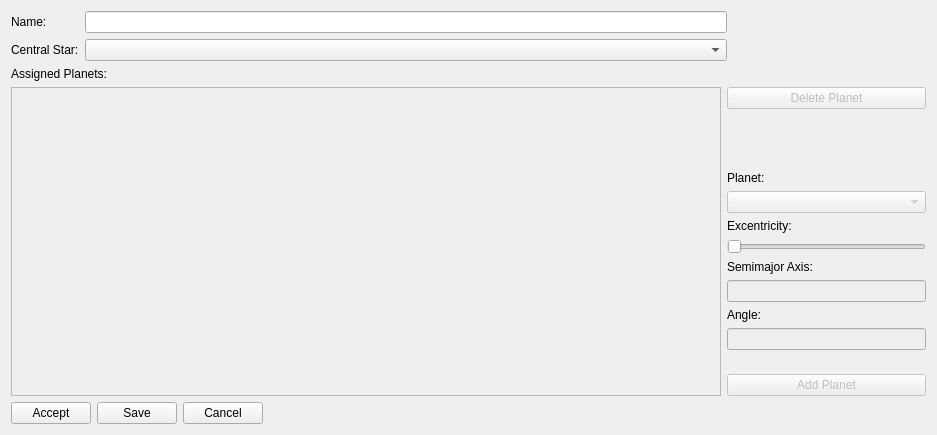
This is forms/solarsystem/solarsystemdetails.ui in fdeitelhoff/SolarSystemSimulation as Qt 5 draws it before an edit. The edited form follows.
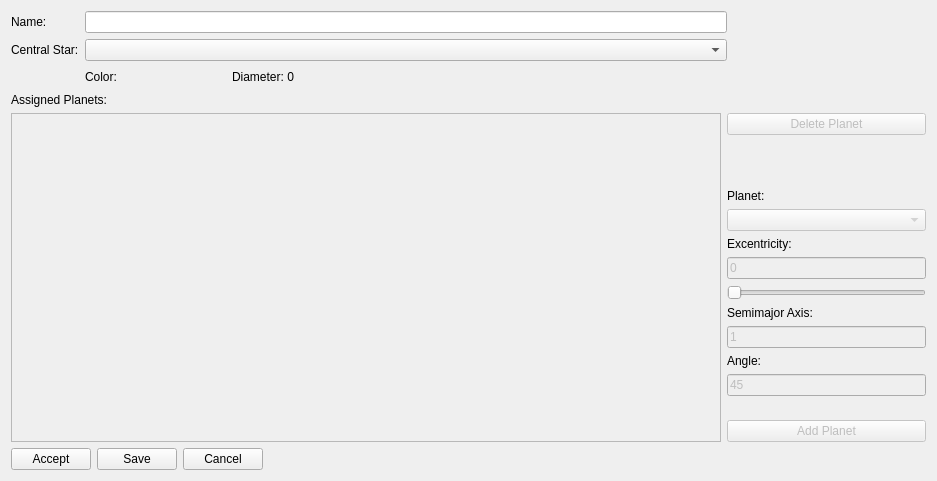
This is the edited form.

Patch:
```diff
--- a/forms/solarsystem/solarsystemdetails.ui
+++ b/forms/solarsystem/solarsystemdetails.ui
@@ -7,7 +7,7 @@
     <x>0</x>
     <y>0</y>
     <width>937</width>
-    <height>435</height>
+    <height>481</height>
    </rect>
   </property>
   <property name="windowTitle">
@@ -17,7 +17,7 @@
    <item row="0" column="0">
     <layout class="QVBoxLayout" name="verticalLayout_3">
      <item>
-      <layout class="QHBoxLayout" name="horizontalLayout">
+      <layout class="QHBoxLayout" name="horizontalLayout_3">
        <item>
         <layout class="QFormLayout" name="formLayout">
          <item row="0" column="0">
@@ -47,6 +47,65 @@
          <item row="1" column="1">
           <widget class="QComboBox" name="stars"/>
          </item>
+         <item row="2" column="0">
+          <spacer name="horizontalSpacer_3">
+           <property name="orientation">
+            <enum>Qt::Horizontal</enum>
+           </property>
+           <property name="sizeHint" stdset="0">
+            <size>
+             <width>40</width>
+             <height>20</height>
+            </size>
+           </property>
+          </spacer>
+         </item>
+         <item row="2" column="1">
+          <layout class="QHBoxLayout" name="horizontalLayout">
+           <item>
+            <widget class="QLabel" name="label_7">
+             <property name="minimumSize">
+              <size>
+               <width>35</width>
+               <height>0</height>
+              </size>
+             </property>
+             <property name="text">
+              <string>Color:</string>
+             </property>
+            </widget>
+           </item>
+           <item>
+            <widget class="QLabel" name="colorLabel">
+             <property name="minimumSize">
+              <size>
+               <width>100</width>
+               <height>0</height>
+              </size>
+             </property>
+             <property name="autoFillBackground">
+              <bool>true</bool>
+             </property>
+             <property name="text">
+              <string/>
+             </property>
+            </widget>
+           </item>
+           <item>
+            <widget class="QLabel" name="diameterLabel">
+             <property name="sizePolicy">
+              <sizepolicy hsizetype="Expanding" vsizetype="Preferred">
+               <horstretch>0</horstretch>
+               <verstretch>0</verstretch>
+              </sizepolicy>
+             </property>
+             <property name="text">
+              <string>Diameter: 0</string>
+             </property>
+            </widget>
+           </item>
+          </layout>
+         </item>
         </layout>
        </item>
        <item>
@@ -56,7 +115,7 @@
          </property>
          <property name="sizeHint" stdset="0">
           <size>
-           <width>190</width>
+           <width>168</width>
            <height>20</height>
           </size>
          </property>
@@ -86,6 +145,21 @@
              <height>0</height>
             </size>
            </property>
+           <property name="alternatingRowColors">
+            <bool>true</bool>
+           </property>
+           <property name="selectionMode">
+            <enum>QAbstractItemView::SingleSelection</enum>
+           </property>
+           <property name="selectionBehavior">
+            <enum>QAbstractItemView::SelectRows</enum>
+           </property>
+           <attribute name="horizontalHeaderStretchLastSection">
+            <bool>true</bool>
+           </attribute>
+           <attribute name="verticalHeaderVisible">
+            <bool>false</bool>
+           </attribute>
           </widget>
          </item>
          <item row="0" column="1">
@@ -134,13 +208,23 @@
              </property>
             </widget>
            </item>
+           <item>
+            <widget class="QLineEdit" name="excentricityEdit">
+             <property name="enabled">
+              <bool>false</bool>
+             </property>
+             <property name="text">
+              <string>0</string>
+             </property>
+            </widget>
+           </item>
            <item>
             <widget class="QSlider" name="excentricity">
              <property name="enabled">
               <bool>false</bool>
              </property>
              <property name="maximum">
-              <number>100</number>
+              <number>70</number>
              </property>
              <property name="orientation">
               <enum>Qt::Horizontal</enum>
@@ -159,6 +243,9 @@
              <property name="enabled">
               <bool>false</bool>
              </property>
+             <property name="text">
+              <string>1</string>
+             </property>
             </widget>
            </item>
            <item>
@@ -173,6 +260,9 @@
              <property name="enabled">
               <bool>false</bool>
              </property>
+             <property name="text">
+              <string>45</string>
+             </property>
             </widget>
            </item>
            <item>
```
